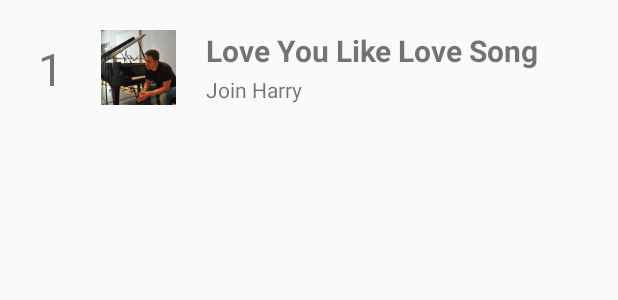
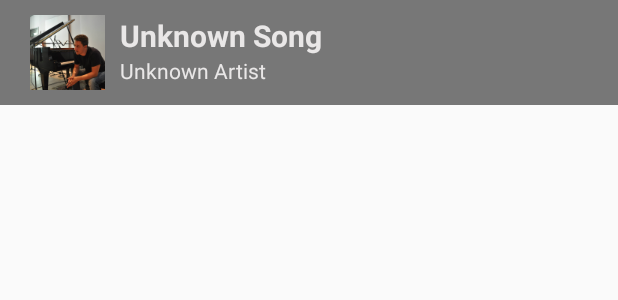
Before and after one commit to daolq3012/AndroidTrainning, an Android app: the layout list_item_song.xml on its own in the app's theme, with its tools: preview values and no code run, on a phone screen of 412 x 824 dp. Shown: the top 300 px of the screen. Run offline under Robolectric (Android 15) with nearby library versions, the phone set to English and light mode, and no system bars.

Commit message:
[PhongCH]: Get data (Recent UI)

```diff
--- a/app/src/main/java/com/fstyle/androidtrainning/model/RecentTrack.java
+++ b/app/src/main/java/com/fstyle/androidtrainning/model/RecentTrack.java
@@ -11,7 +11,7 @@ import java.util.List;
 public class RecentTrack {
     @SerializedName("artist")
     @Expose
-    private Artist artist;
+    private RecentTrackArtist artist;
     @SerializedName("name")
     @Expose
     private String name;
@@ -34,11 +34,11 @@ public class RecentTrack {
     @Expose
     private Date date;
 
-    public Artist getArtist() {
+    public RecentTrackArtist getArtist() {
         return artist;
     }
 
-    public void setArtist(Artist artist) {
+    public void setArtist(RecentTrackArtist artist) {
         this.artist = artist;
     }
 
--- a/app/src/main/res/layout/list_item_song.xml
+++ b/app/src/main/res/layout/list_item_song.xml
@@ -1,53 +1,42 @@
 <LinearLayout xmlns:android="http://schemas.android.com/apk/res/android"
-    xmlns:tools="http://schemas.android.com/tools"
     android:layout_width="match_parent"
-    android:layout_height="match_parent"
-    android:padding="@dimen/dp_10"
+    android:layout_height="wrap_content"
+    android:background="@color/color_dark_opacity"
     android:orientation="horizontal"
-    >
-
-    <TextView
-        android:id="@+id/text_track_id"
-        android:layout_width="wrap_content"
-        android:layout_height="wrap_content"
-        android:padding="@dimen/sp_15"
-        android:text="@string/id_demo"
-        android:textSize="@dimen/sp_30"
-        />
+    android:paddingLeft="@dimen/dp_20"
+    android:paddingRight="@dimen/dp_20">
 
     <ImageView
         android:id="@+id/image_song"
-        android:layout_width="wrap_content"
-        android:layout_height="wrap_content"
-        android:padding="@dimen/dp_10"
-        android:src="@drawable/img_demo_100x100"
-        tools:ignore="ContentDescription"
-        />
+        android:layout_width="@dimen/dp_50"
+        android:layout_height="@dimen/dp_50"
+        android:layout_marginTop="@dimen/dp_10"
+        android:contentDescription="@string/description"
+        android:src="@drawable/img_demo_100x100" />
 
     <LinearLayout
-        android:layout_width="wrap_content"
+        android:layout_width="match_parent"
         android:layout_height="@dimen/dp_70"
         android:orientation="vertical"
         android:paddingLeft="@dimen/dp_10"
-        android:paddingRight="@dimen/dp_10"
-        >
+        android:paddingRight="@dimen/dp_10">
 
         <TextView
             android:id="@+id/text_name_song"
-            android:layout_width="wrap_content"
-            android:layout_height="@dimen/dp_30"
+            android:layout_width="match_parent"
+            android:layout_height="wrap_content"
             android:layout_marginTop="@dimen/dp_10"
             android:text="@string/song_name_demo"
+            android:textColor="@color/color_white"
             android:textSize="@dimen/sp_20"
-            android:textStyle="bold"
-            />
+            android:textStyle="bold" />
 
         <TextView
             android:id="@+id/text_name_singer"
-            android:layout_width="wrap_content"
+            android:layout_width="match_parent"
             android:layout_height="wrap_content"
             android:text="@string/artist_name_demo"
-            />
+            android:textColor="@color/color_white" />
 
     </LinearLayout>
 </LinearLayout>
--- a/app/src/main/res/values/colors.xml
+++ b/app/src/main/res/values/colors.xml
@@ -13,4 +13,5 @@
     <color name="color_little_gray">#616161</color>
     <color name="color_deep_purple">#1b0143</color>
     <color name="color_little_purple">#5c2ba9</color>
+    <color name="color_dark_opacity">#b4424242</color>
 </resources>
--- a/app/src/main/res/values/dimens.xml
+++ b/app/src/main/res/values/dimens.xml
@@ -18,4 +18,5 @@
     <dimen name="dp_25">25dp</dimen>
     <dimen name="dp_400">400dp</dimen>
     <dimen name="weight_1">1</dimen>
+    <dimen name="dp_20">20dp</dimen>
 </resources>
--- a/app/src/main/res/values/strings.xml
+++ b/app/src/main/res/values/strings.xml
@@ -15,9 +15,9 @@
     <string name="top_track">Top Track</string>
     <string name="search">Search</string>
     <string name="pcm_music">PCM Music</string>
-    <string name="artist_name_demo">Join Harry</string>
-    <string name="song_name_demo">Love You Like Love Song</string>
-    <string name="id_demo">1</string>
+    <string name="artist_name_demo">Unknown Artist</string>
+    <string name="song_name_demo">Unknown Song</string>
+    <string name="id_demo">id</string>
     <string name="songs_count">5 bài hát</string>
     <string name="album_name_demo">Narc Mp3</string>
     <string name="name_of_song">Name of song</string>
@@ -26,6 +26,7 @@
     <string name="lyrics">Lyrics</string>
     <string name="no_data">No Data</string>
     <string name="no_internet">No Internet</string>
+    <string name="description">Photo</string>
     <string name="name_singer">Singer</string>
     <string name="avatar">Avatar</string>
 </resources>
```
Also changed, not shown: app/src/main/java/com/fstyle/androidtrainning/model/RecentTrackArtist.java (added, +33 -0 lines), app/src/main/java/com/fstyle/androidtrainning/screen/main/mainfragments/online/subfragment/recent/RecentContract.java (+5 -3 lines), app/src/main/java/com/fstyle/androidtrainning/screen/main/mainfragments/online/subfragment/recent/RecentFragment.java (+15 -10 lines), app/src/main/java/com/fstyle/androidtrainning/screen/main/mainfragments/online/subfragment/recent/RecentPresenter.java (+12 -7 lines), app/src/main/java/com/fstyle/androidtrainning/screen/main/mainfragments/online/subfragment/recent/RecentRecyclerAdapter.java (added, +104 -0 lines).
